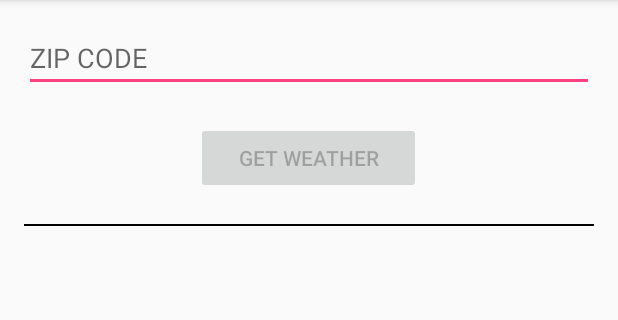
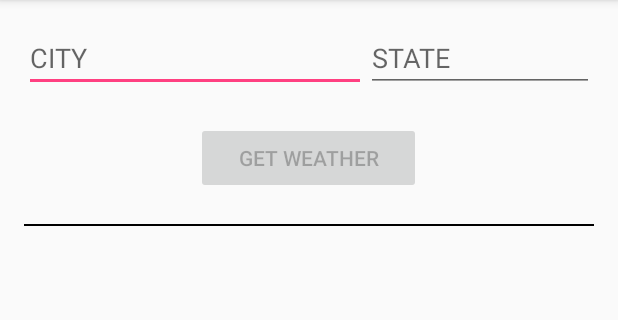
Before and after one commit to neorix11/basic-weather, an Android app: the screen it shows after launch (MainActivity), on a phone screen of 412 x 824 dp, the part 84-404 px from its top. Run offline under Robolectric (Android 15) with nearby library versions, the phone set to English and light mode, and no system bars; our stand-ins replace ButterKnife, Dagger/Hilt's generated code, Timber; libraries missing offline, so code that uses them is left out: rx.functions, rx.subjects, rx.subscriptions; 1 statement that could not run was skipped.

Commit message:
Custom views

```diff
--- a/app/build.gradle
+++ b/app/build.gradle
@@ -15,6 +15,12 @@ android {
         release {
             minifyEnabled false
             proguardFiles getDefaultProguardFile('proguard-android.txt'), 'proguard-rules.pro'
+            resValue("string", "wunderground_key", "09ce3cf8dd0ca699")
+        }
+        debug {
+            applicationIdSuffix ".debug"
+            debuggable true
+            resValue("string", "wunderground_key", "09ce3cf8dd0ca699")
         }
     }
 }
--- a/app/src/main/java/com/bluelampcreative/basicweather/BasicWeather.java
+++ b/app/src/main/java/com/bluelampcreative/basicweather/BasicWeather.java
@@ -8,10 +8,6 @@ import com.bluelampcreative.basicweather.dagger.DaggerApplicationComponent;
 
 import timber.log.Timber;
 
-/**
- * Created by seanlarson on 3/22/17.
- */
-
 public class BasicWeather extends Application {
 
 
@@ -21,7 +17,7 @@ public class BasicWeather extends Application {
     public void onCreate() {
         super.onCreate();
 
-        if(BuildConfig.DEBUG) {
+        if (BuildConfig.DEBUG) {
             Timber.plant(new Timber.DebugTree());
         }
 
--- a/app/src/main/java/com/bluelampcreative/basicweather/core/BaseActivity.java
+++ b/app/src/main/java/com/bluelampcreative/basicweather/core/BaseActivity.java
@@ -6,10 +6,6 @@ import android.support.v7.app.AppCompatActivity;
 
 import com.bluelampcreative.basicweather.BasicWeather;
 import com.bluelampcreative.basicweather.dagger.ApplicationComponent;
-
-/**
- * Created by seanlarson on 3/22/17.
- */
 
 public abstract class BaseActivity extends AppCompatActivity{
 
--- a/app/src/main/java/com/bluelampcreative/basicweather/core/BasePresenter.java
+++ b/app/src/main/java/com/bluelampcreative/basicweather/core/BasePresenter.java
@@ -3,10 +3,6 @@ package com.bluelampcreative.basicweather.core;
 import com.bluelampcreative.basicweather.utility.SmartNull;
 
 import rx.subscriptions.CompositeSubscription;
-
-/**
- * Created by seanlarson on 3/22/17.
- */
 
 public abstract class BasePresenter<T> {
 
--- a/app/src/main/java/com/bluelampcreative/basicweather/dagger/ApplicationComponent.java
+++ b/app/src/main/java/com/bluelampcreative/basicweather/dagger/ApplicationComponent.java
@@ -8,10 +8,6 @@ import javax.inject.Singleton;
 
 import dagger.Component;
 
-/**
- * Created by seanlarson on 3/22/17.
- */
-
 @Singleton
 @Component(modules = ApplicationModule.class)
 public interface ApplicationComponent {
--- a/app/src/main/java/com/bluelampcreative/basicweather/dagger/ApplicationModule.java
+++ b/app/src/main/java/com/bluelampcreative/basicweather/dagger/ApplicationModule.java
@@ -10,10 +10,6 @@ import javax.inject.Singleton;
 
 import dagger.Module;
 import dagger.Provides;
-
-/**
- * Created by seanlarson on 3/22/17.
- */
 
 @Module
 public class ApplicationModule {
--- a/app/src/main/java/com/bluelampcreative/basicweather/feature/MainActivity.java
+++ b/app/src/main/java/com/bluelampcreative/basicweather/feature/MainActivity.java
@@ -2,25 +2,26 @@ package com.bluelampcreative.basicweather.feature;
 
 import android.os.Bundle;
 import android.widget.Button;
-import android.widget.EditText;
 
 import com.bluelampcreative.basicweather.R;
 import com.bluelampcreative.basicweather.core.BaseActivity;
+import com.bluelampcreative.basicweather.views.LocationEntry;
 
 import javax.inject.Inject;
 
 import butterknife.BindView;
 import butterknife.ButterKnife;
 import butterknife.OnClick;
-import butterknife.OnTextChanged;
+import rx.functions.Action1;
 
 public class MainActivity extends BaseActivity {
 
-    @BindView(R.id.edit_zip_code)
-    EditText zipCodeEntry;
 
     @BindView(R.id.btn_get_weather)
-    Button getWeatherButton;
+    Button weatherButton;
+
+    @BindView(R.id.location_entry)
+    LocationEntry locationEntry;
 
 
     @Inject
@@ -35,15 +36,23 @@ public class MainActivity extends BaseActivity {
 
         //DAGGER Injection
         getApplicationComponent().inject(this);
+
+        subscribeToDataEntry();
+    }
+
+    private void subscribeToDataEntry() {
+        locationEntry.subscribeToTextEntry()
+                .subscribe(new Action1<Boolean>() {
+                    @Override
+                    public void call(Boolean valid) {
+                        weatherButton.setEnabled(valid);
+                    }
+                });
     }
 
     @OnClick(R.id.btn_get_weather)
     public void onGetWeatherClick() {
-        presenter.getWeatherClick(zipCodeEntry.getText().toString());
+
     }
 
-    @OnTextChanged(R.id.edit_zip_code)
-    public void onZipTextChanged(CharSequence zip) {
-        getWeatherButton.setEnabled(zip.length() > 4);
-    }
 }
--- a/app/src/main/java/com/bluelampcreative/basicweather/feature/MainContract.java
+++ b/app/src/main/java/com/bluelampcreative/basicweather/feature/MainContract.java
@@ -1,10 +1,4 @@
 package com.bluelampcreative.basicweather.feature;
-
-import com.bluelampcreative.basicweather.core.BasePresenter;
-
-/**
- * Created by seanlarson on 3/22/17.
- */
 
 public interface MainContract {
 
--- a/app/src/main/java/com/bluelampcreative/basicweather/feature/MainPresenter.java
+++ b/app/src/main/java/com/bluelampcreative/basicweather/feature/MainPresenter.java
@@ -4,9 +4,6 @@ import com.bluelampcreative.basicweather.core.BasePresenter;
 
 import timber.log.Timber;
 
-/**
- * Created by seanlarson on 3/22/17.
- */
 
 public class MainPresenter extends BasePresenter<MainContract.View> implements MainContract.Presenter {
 
--- a/app/src/main/java/com/bluelampcreative/basicweather/utility/SmartNull.java
+++ b/app/src/main/java/com/bluelampcreative/basicweather/utility/SmartNull.java
@@ -3,10 +3,6 @@ package com.bluelampcreative.basicweather.utility;
 import java.lang.reflect.InvocationHandler;
 import java.lang.reflect.Method;
 import java.lang.reflect.Proxy;
-
-/**
- * Created by seanlarson on 3/22/17.
- */
 
 public class SmartNull {
 
--- /dev/null
+++ b/app/src/main/java/com/bluelampcreative/basicweather/views/LocationEntry.java
@@ -0,0 +1,75 @@
+package com.bluelampcreative.basicweather.views;
+
+import android.content.Context;
+import android.support.annotation.Nullable;
+import android.util.AttributeSet;
+import android.widget.EditText;
+import android.widget.LinearLayout;
+
+import com.bluelampcreative.basicweather.R;
+
+import butterknife.BindView;
+import butterknife.ButterKnife;
+import butterknife.OnTextChanged;
+import rx.Observable;
+import rx.functions.Func2;
+import rx.subjects.PublishSubject;
+
+
+public class LocationEntry extends LinearLayout {
+
+    @BindView(R.id.edit_city)
+    EditText cityTextEntry;
+
+    @BindView(R.id.edit_state)
+    EditText stateTextEntry;
+
+    PublishSubject<CharSequence> citySubject = PublishSubject.create();
+    PublishSubject<CharSequence> stateSubject = PublishSubject.create();
+
+    public LocationEntry(Context context) {
+        super(context);
+        initialize();
+    }
+
+    public LocationEntry(Context context, @Nullable AttributeSet attrs) {
+        super(context, attrs);
+        initialize();
+    }
+
+    private void initialize() {
+        inflate(getContext(), R.layout.view_location_entry, this);
+        ButterKnife.bind(this);
+    }
+
+    public String getCity() {
+        return cityTextEntry.getText().toString();
+    }
+
+    public String getState() {
+        return stateTextEntry.getText().toString();
+    }
+
+    @OnTextChanged(R.id.edit_city)
+    public void onCitytextChanged(CharSequence city) {
+        citySubject.onNext(city);
+    }
+
+    @OnTextChanged(R.id.edit_state)
+    public void onStaeTextChanged(CharSequence state) {
+        stateSubject.onNext(state);
+    }
+
+    public Observable<Boolean> subscribeToTextEntry() {
+        return Observable.combineLatest(
+                citySubject,
+                stateSubject,
+                new Func2<CharSequence, CharSequence, Boolean>() {
+                    @Override
+                    public Boolean call(CharSequence city, CharSequence state) {
+                        return city.length() > 2 && state.length() == 2;
+                    }
+                }
+        );
+    }
+}
--- a/app/src/main/res/layout/activity_main.xml
+++ b/app/src/main/res/layout/activity_main.xml
@@ -7,18 +7,15 @@
     android:padding="16dp"
     tools:context="com.bluelampcreative.basicweather.feature.MainActivity">
 
+    <com.bluelampcreative.basicweather.views.LocationEntry
+        android:id="@+id/location_entry"
+        android:layout_width="match_parent"
+        android:layout_height="wrap_content" />
+
     <LinearLayout
         android:layout_width="match_parent"
         android:layout_height="wrap_content"
         android:orientation="vertical">
-
-        <EditText
-            android:id="@+id/edit_zip_code"
-            android:layout_width="match_parent"
-            android:layout_height="wrap_content"
-            android:inputType="number"
-            android:maxLength="5"
-            android:hint="ZIP CODE" />
 
         <android.support.v4.widget.Space
             android:layout_width="match_parent"
@@ -33,6 +30,7 @@
             android:text="Get Weather" />
     </LinearLayout>
 
+
     <android.support.v4.widget.Space
         android:layout_width="match_parent"
         android:layout_height="20dp" />
--- /dev/null
+++ b/app/src/main/res/layout/view_location_entry.xml
@@ -0,0 +1,25 @@
+<?xml version="1.0" encoding="utf-8"?>
+<LinearLayout xmlns:android="http://schemas.android.com/apk/res/android"
+    android:layout_width="match_parent"
+    android:layout_height="wrap_content"
+    android:orientation="horizontal"
+    android:weightSum="5">
+
+    <EditText
+        android:id="@+id/edit_city"
+        android:layout_width="0dp"
+        android:layout_height="wrap_content"
+        android:layout_weight="3"
+        android:hint="CITY"
+        android:inputType="textCapCharacters"
+        android:maxLength="5" />
+
+    <EditText
+        android:id="@+id/edit_state"
+        android:layout_width="0dp"
+        android:layout_height="wrap_content"
+        android:layout_weight="2"
+        android:hint="STATE"
+        android:inputType="textCapCharacters"
+        android:maxLength="2" />
+</LinearLayout>
```
